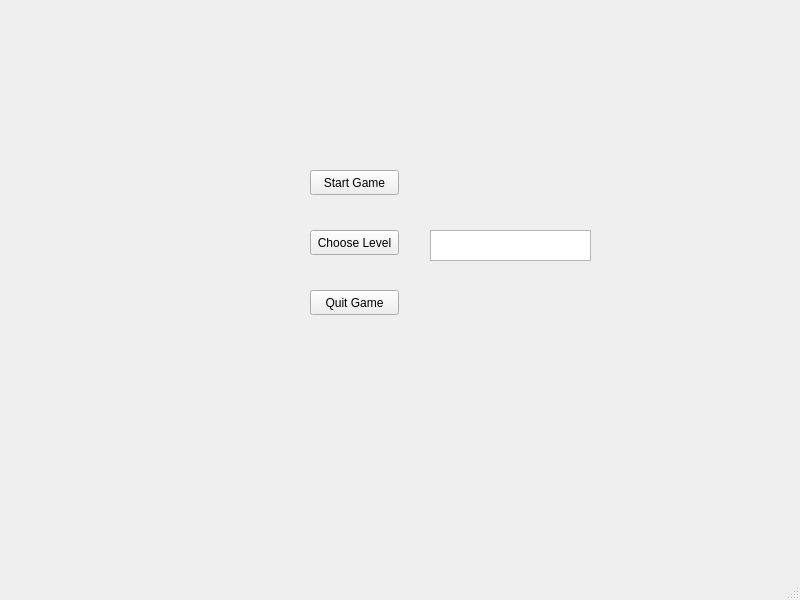
Above: menu.ui from Msiciots/sokoban before the change. Below: the same form after it.
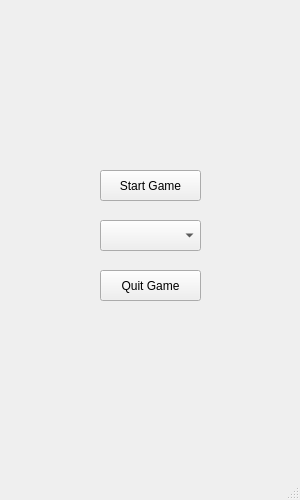
That is the form after the change.

```diff
--- a/menu.ui
+++ b/menu.ui
@@ -6,8 +6,8 @@
    <rect>
     <x>0</x>
     <y>0</y>
-    <width>800</width>
-    <height>600</height>
+    <width>300</width>
+    <height>500</height>
    </rect>
   </property>
   <property name="windowTitle">
@@ -17,48 +17,35 @@
    <widget class="QPushButton" name="StartButton">
     <property name="geometry">
      <rect>
-      <x>310</x>
+      <x>100</x>
       <y>170</y>
-      <width>89</width>
-      <height>25</height>
+      <width>101</width>
+      <height>31</height>
      </rect>
     </property>
     <property name="text">
      <string>Start Game</string>
     </property>
    </widget>
-   <widget class="QPushButton" name="ChooseButton">
-    <property name="geometry">
-     <rect>
-      <x>310</x>
-      <y>230</y>
-      <width>89</width>
-      <height>25</height>
-     </rect>
-    </property>
-    <property name="text">
-     <string>Choose Level</string>
-    </property>
-   </widget>
    <widget class="QPushButton" name="QuitButton">
     <property name="geometry">
      <rect>
-      <x>310</x>
-      <y>290</y>
-      <width>89</width>
-      <height>25</height>
+      <x>100</x>
+      <y>270</y>
+      <width>101</width>
+      <height>31</height>
      </rect>
     </property>
     <property name="text">
      <string>Quit Game</string>
     </property>
    </widget>
-   <widget class="QTextEdit" name="textEdit">
+   <widget class="QComboBox" name="comboBox">
     <property name="geometry">
      <rect>
-      <x>430</x>
-      <y>230</y>
-      <width>161</width>
+      <x>100</x>
+      <y>220</y>
+      <width>101</width>
       <height>31</height>
      </rect>
     </property>
```
Left out of the diff: 4 changed lines with no effect on the pictures.
